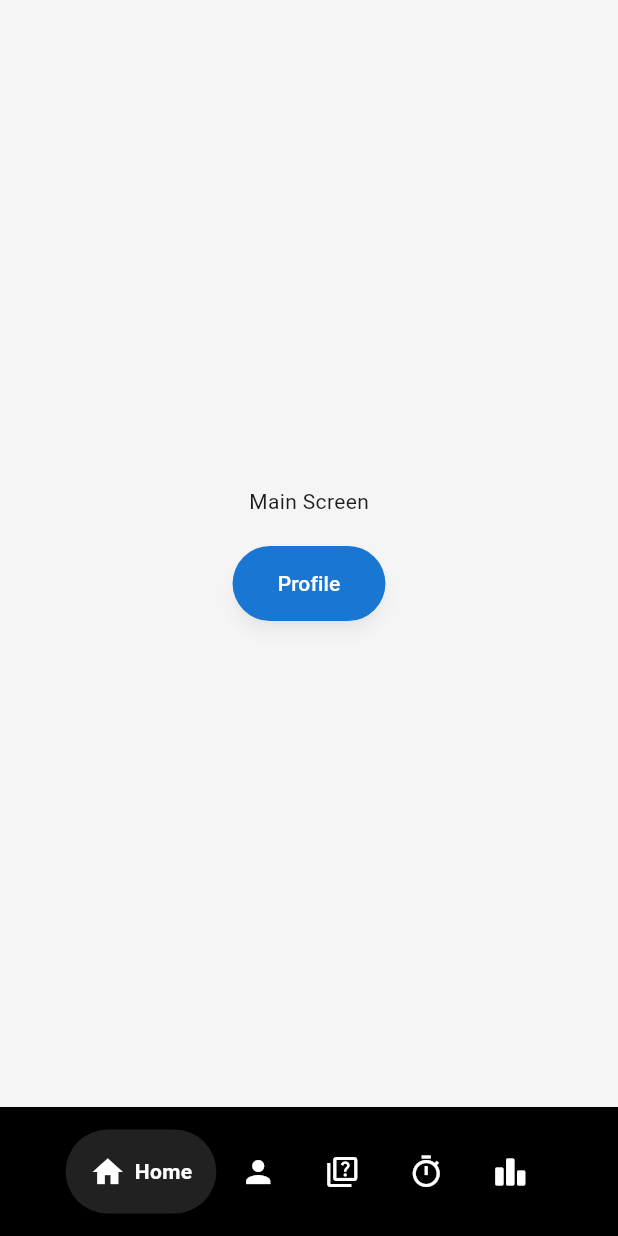
After one commit to RdvnUmt/EduRank, a Flutter app: the MainScreen screen opened by its route, on a phone screen of 412 x 824 dp. The commit adds this screen. Run offline on Flutter 3.47's test engine with Material 3 defaults, Android fonts, the phone set to English and light mode, and no system bars; drawn by our look-alikes of google_nav_bar; our stand-ins replace shared_preferences; accounts and stored records are empty.

Commit message:
Ana sayfa ve bottom navigation bar hazırlandı. Kullanıcılar her sayfa arasında rahatça geçiş yapabilecekler.

```diff
--- /dev/null
+++ b/edu_rank/devtools_options.yaml
@@ -0,0 +1,3 @@
+description: This file stores settings for Dart & Flutter DevTools.
+documentation: https://docs.flutter.dev/tools/devtools/extensions#configure-extension-enablement-states
+extensions:
--- a/edu_rank/lib/main.dart
+++ b/edu_rank/lib/main.dart
@@ -1,5 +1,6 @@
 import 'package:flutter/material.dart';
 import 'screens/auth.dart';
+import 'screens/main_screen.dart';
 import 'screens/profile_screen.dart';
 import 'services/auth_manager.dart';
 
@@ -80,8 +81,9 @@ class MyApp extends StatelessWidget {
       ),
       home: const AuthManager(),
       routes: {
+        '/home': (context) => const MainScreen(),
+        '/auth': (context) => const AuthScreen(),
         '/profile': (context) => const ProfileScreen(),
-        '/auth': (context) => const AuthScreen(),
       },
     );
   }
--- a/edu_rank/lib/screens/auth.dart
+++ b/edu_rank/lib/screens/auth.dart
@@ -48,7 +48,7 @@ class _AuthScreenState extends State<AuthScreen> {
         print('Login işlemi başlatılıyor');
         result = await AuthService.login(
           _emailController.text.trim(),
-          _passwordController.text
+          _passwordController.text,
         );
         print('Login işlemi sonucu: $result');
       } else {
@@ -56,7 +56,7 @@ class _AuthScreenState extends State<AuthScreen> {
         result = await AuthService.register(
           _usernameController.text.trim(),
           _emailController.text.trim(),
-          _passwordController.text
+          _passwordController.text,
         );
 
         print('Kayıt işlemi sonucu: $result');
@@ -80,7 +80,7 @@ class _AuthScreenState extends State<AuthScreen> {
               _isLogin = true;
             });
           } else {
-            Navigator.of(context).pushReplacementNamed('/profile');
+            Navigator.of(context).pushReplacementNamed('/home');
           }
         } else {
           setState(() {
@@ -137,7 +137,9 @@ class _AuthScreenState extends State<AuthScreen> {
                 ),
                 const SizedBox(height: 8),
                 Text(
-                  _isLogin ? 'Devam etmek için giriş yapın' : 'Yeni bir hesap oluşturun',
+                  _isLogin
+                      ? 'Devam etmek için giriş yapın'
+                      : 'Yeni bir hesap oluşturun',
                   style: Theme.of(context).textTheme.bodyMedium,
                 ),
                 const SizedBox(height: 40),
@@ -200,7 +202,12 @@ class _AuthScreenState extends State<AuthScreen> {
                             keyboardType: TextInputType.emailAddress,
                             obscureText: false,
                             validator: (value) {
-                              if (value == null || value.trim().isEmpty || value.substring(0, value.indexOf('@')).length < 4) {
+                              if (value == null ||
+                                  value.trim().isEmpty ||
+                                  value
+                                          .substring(0, value.indexOf('@'))
+                                          .length <
+                                      4) {
                                 return 'Lütfen geçerli bir email adresi giriniz';
                               }
                               if (!value.contains('@etu.edu.tr')) {
--- /dev/null
+++ b/edu_rank/lib/screens/home_screen.dart
@@ -0,0 +1,29 @@
+import 'package:flutter/material.dart';
+
+class HomeScreen extends StatelessWidget {
+  const HomeScreen({super.key});
+
+  @override
+  Widget build(BuildContext context) {
+    return Center(
+      child: Column(
+        mainAxisAlignment: MainAxisAlignment.center,
+        children: [
+          Text('Main Screen'),
+          SizedBox(height: 20),
+          ElevatedButton(
+            onPressed: () {
+              //Navigator.push(context, MaterialPageRoute(builder: (context) => ProfileScreen()));
+              Navigator.pushNamed(context, '/profile');
+            },
+            style: ElevatedButton.styleFrom(
+              backgroundColor: Colors.blue.shade700,
+              foregroundColor: Colors.white,
+            ),
+            child: Text('Profile'),
+          ),
+        ],
+      ),
+    );
+  }
+}
--- /dev/null
+++ b/edu_rank/lib/screens/main_screen.dart
@@ -0,0 +1,61 @@
+import 'package:flutter/material.dart';
+import 'package:google_nav_bar/google_nav_bar.dart';
+import 'home_screen.dart';
+import 'leaderboard.screen.dart';
+import 'profile_screen.dart';
+import 'quiz_screen.dart';
+import 'timer_screen.dart';
+
+class MainScreen extends StatefulWidget {
+  const MainScreen({super.key});
+
+  @override
+  State<MainScreen> createState() => _MainScreenState();
+}
+
+class _MainScreenState extends State<MainScreen> {
+  int _selectedIndex = 0;
+
+  final List<Widget> _pages = [
+    HomeScreen(),
+    ProfileScreen(),
+    QuizScreen(),
+    TimerScreen(),
+    LeaderboardScreen(),
+  ];
+
+  @override
+  Widget build(BuildContext context) {
+    return Scaffold(
+      bottomNavigationBar: Container(
+        color: Colors.black,
+        child: Padding(
+          padding: const EdgeInsets.symmetric(horizontal: 15, vertical: 15),
+          child: GNav(
+            tabs: [
+              GButton(icon: Icons.home, text: 'Home'),
+              GButton(icon: Icons.person, text: 'Profil'),
+              GButton(icon: Icons.quiz_outlined, text: 'Quiz'),
+              GButton(icon: Icons.timer_outlined, text: 'Sayaç'),
+              GButton(icon: Icons.leaderboard_rounded, text: 'Leaderboard'),
+            ],
+            onTabChange: (index) {
+              setState(() {
+                _selectedIndex = index;
+              });
+            },
+            gap: 6,
+            padding: EdgeInsets.all(16),
+            backgroundColor: Colors.black,
+            color: Colors.white,
+            activeColor: Colors.white,
+            tabBackgroundColor: Colors.grey.shade900,
+            mainAxisAlignment: MainAxisAlignment.center,
+            tabBorderRadius: 42,
+          ),
+        ),
+      ),
+      body: _pages[_selectedIndex],
+    );
+  }
+}
--- a/edu_rank/lib/services/auth_manager.dart
+++ b/edu_rank/lib/services/auth_manager.dart
@@ -1,6 +1,6 @@
 import 'package:flutter/material.dart';
 import '/screens/auth.dart';
-import '/screens/profile_screen.dart';
+import '../screens/main_screen.dart';
 import '/services/auth_service.dart';
 
 class AuthManager extends StatefulWidget {
@@ -42,7 +42,7 @@ class _AuthManagerState extends State<AuthManager> {
     }
 
     if (_isAuthenticated) {
-      return const ProfileScreen();
+      return const MainScreen();
     }
 
     return const AuthScreen();
--- a/edu_rank/pubspec.yaml
+++ b/edu_rank/pubspec.yaml
@@ -37,6 +37,7 @@ dependencies:
   http: ^1.1.0
   shared_preferences: ^2.2.0
   provider: ^6.0.5
+  google_nav_bar: ^5.0.7
 
 dev_dependencies:
   flutter_test:
```
Also changed, not shown: edu_rank/lib/screens/leaderboard.screen.dart (added, +17 -0 lines), edu_rank/lib/screens/quiz_screen.dart (added, +17 -0 lines), edu_rank/lib/screens/timer_screen.dart (added, +17 -0 lines), edu_rank/pubspec.lock, 4 other files.
